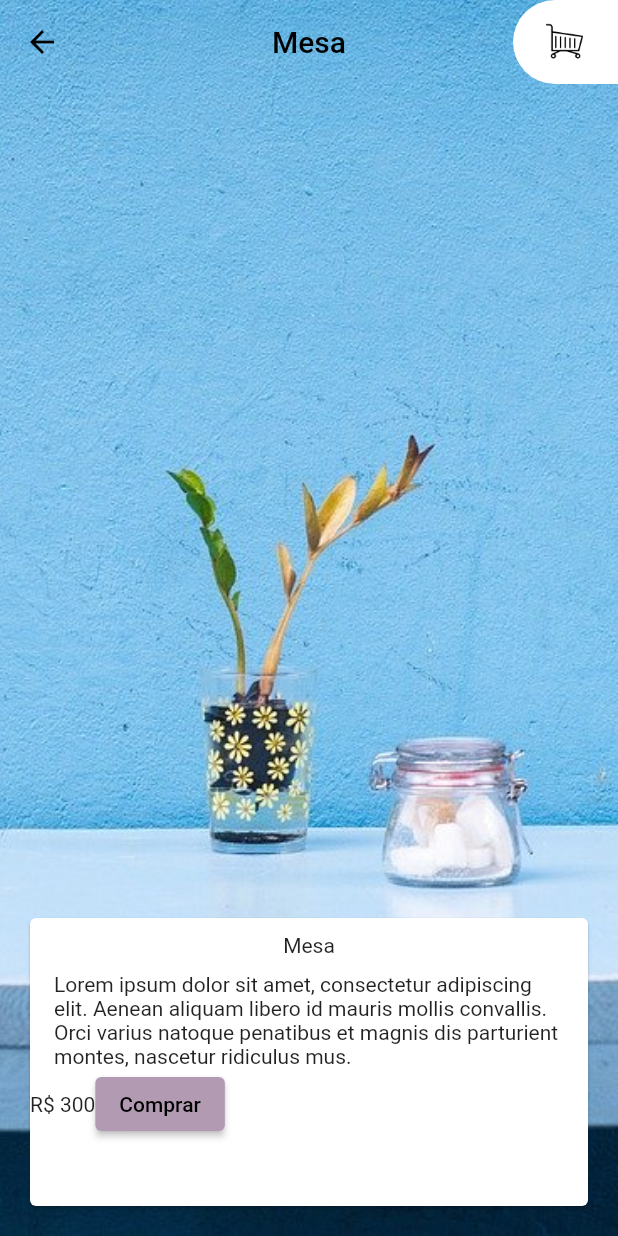
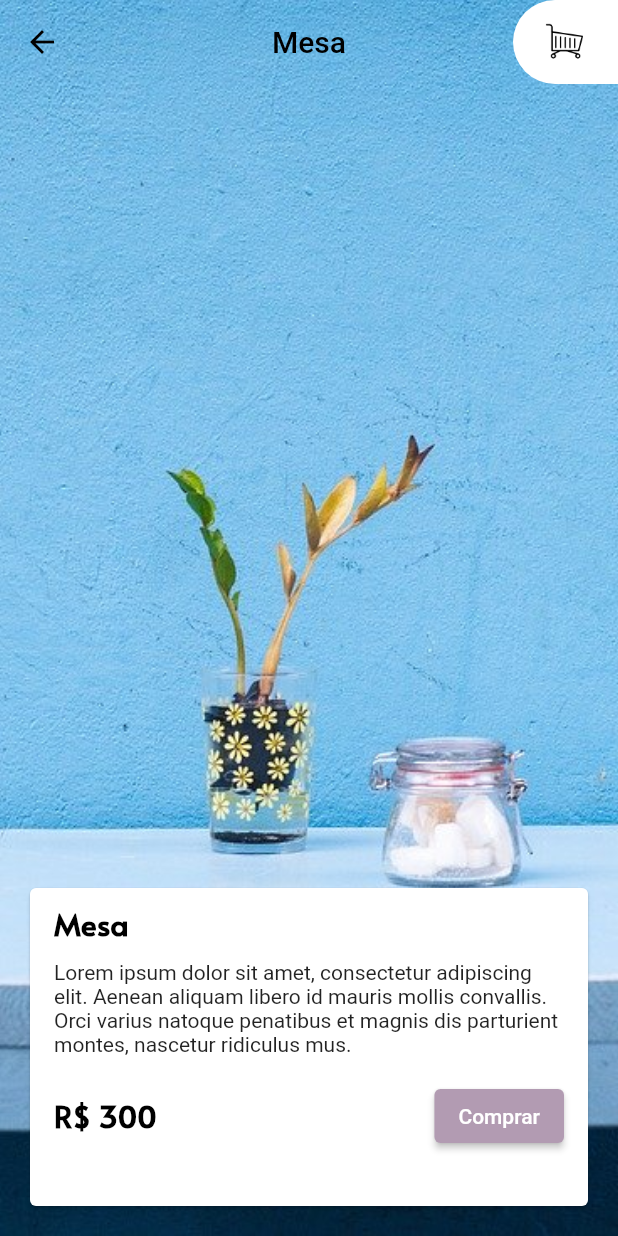
Before and after one commit to angelcomp/lojinha_flutter, a Flutter app: the screen it shows after launch, after a tap on "Mesa", on a phone screen of 412 x 824 dp. Run offline on Flutter 3.47's test engine with Material 2 defaults, Android fonts, the light colour scheme and no system bars.

Commit message:
mudando tema, cores e fontes

```diff
--- a/lib/main.dart
+++ b/lib/main.dart
@@ -1,3 +1,4 @@
+import 'package:flutter/cupertino.dart';
 import 'package:flutter/material.dart';
 import 'package:lojinha_alura/paleta_cores.dart';
 import 'package:lojinha_alura/telas/carrinho.dart';
@@ -18,6 +19,19 @@ class MyApp extends StatelessWidget {
       debugShowCheckedModeBanner: false,
       theme: ThemeData(
         primarySwatch: PaletaCores().lilas,
+        textTheme: const TextTheme(
+          headline1: TextStyle(
+              fontSize: 20,
+              fontFamily: 'Alata',
+              fontWeight: FontWeight.bold,
+              color: Colors.black),
+
+          headline2: TextStyle(
+              fontSize: 20,
+              fontFamily: 'Alata',
+              fontWeight: FontWeight.bold,
+              color: Colors.white),
+        ),
       ),
       home: Inicio(),
     );
--- a/lib/telas/detalhes.dart
+++ b/lib/telas/detalhes.dart
@@ -24,7 +24,7 @@ class Detalhes extends StatelessWidget {
           alignment: Alignment.bottomCenter,
           child: Container(
             margin: EdgeInsets.all(16),
-            height: 200,
+            height: 220,
             child: CardDetalhes(movel: movel),
           ),
         ),
--- a/lib/widgets/card_detalhes.dart
+++ b/lib/widgets/card_detalhes.dart
@@ -4,7 +4,6 @@ import 'package:lojinha_alura/models/movel.dart';
 import 'package:lojinha_alura/widgets/texto_detalhes.dart';
 
 class CardDetalhes extends StatelessWidget {
-
   final Movel movel;
 
   CardDetalhes({required this.movel});
@@ -13,14 +12,27 @@ class CardDetalhes extends StatelessWidget {
   Widget build(BuildContext context) {
     return Card(
       child: Column(
+        crossAxisAlignment: CrossAxisAlignment.start,
         children: [
-          TextoDetalhes(texto: movel.titulo),
-          TextoDetalhes(texto: movel.descricao),
-          Row(
-            children: [
-              Text('R\$ ${movel.preco}'),
-              ElevatedButton(onPressed: () {}, child: Text('Comprar'))
-            ],
+          TextoDetalhes(texto: movel.titulo, estilo: Theme.of(context).textTheme.headline1,),
+          TextoDetalhes(texto: movel.descricao, estilo: null,),
+          Container(
+            margin: EdgeInsets.only(
+              left: 16, right: 16, top: 16, bottom: 8
+            ),
+            child: Row(
+              mainAxisAlignment: MainAxisAlignment.spaceBetween,
+              children: [
+                Text('R\$ ${movel.preco}', style: Theme.of(context).textTheme.headline1,),
+                ElevatedButton(
+                  onPressed: () {},
+                  child: const Text(
+                    'Comprar',
+                    style: TextStyle(color: Colors.white),
+                  ),
+                )
+              ],
+            ),
           )
         ],
       ),
--- a/lib/widgets/texto_detalhes.dart
+++ b/lib/widgets/texto_detalhes.dart
@@ -1,18 +1,26 @@
 
 import 'package:flutter/cupertino.dart';
+import 'package:flutter/material.dart';
 
 class TextoDetalhes extends StatelessWidget {
 
+  final TextStyle? estilo;
   final String texto;
 
-  TextoDetalhes({required this.texto});
+  TextoDetalhes({required this.texto, required this.estilo});
 
   @override
   Widget build(BuildContext context) {
     return Container(
       margin: EdgeInsets.only(left: 16, right: 16, top: 10),
-      child: Text(texto),
+      child: _estilizarTexto(texto),
     );
   }
 
+  _estilizarTexto(texto) {
+    if(estilo != null) {
+      return Text(texto, style: estilo,);
+    }
+    return Text(texto);
+  }
 }
--- a/lib/widgets/titulo_elemento_grid_produtos.dart
+++ b/lib/widgets/titulo_elemento_grid_produtos.dart
@@ -1,4 +1,5 @@
 import 'package:flutter/cupertino.dart';
+import 'package:flutter/material.dart';
 
 class TituloElementoGridProdutos extends StatelessWidget {
   final String titulo;
@@ -9,7 +10,7 @@ class TituloElementoGridProdutos extends StatelessWidget {
   Widget build(BuildContext context) {
     return Positioned(
       bottom: 10,
-      child: Text(titulo),
+      child: Text(titulo, style: Theme.of(context).textTheme.headline2,),
     );
   }
 }
```
Also changed, not shown: pubspec.yaml (+4 -11 lines).
